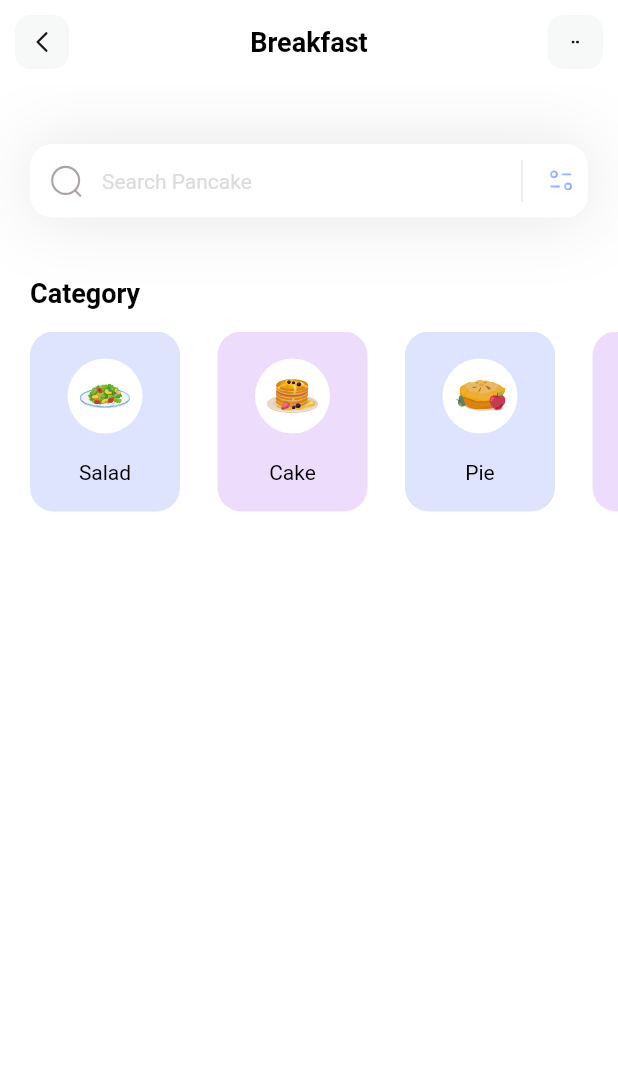
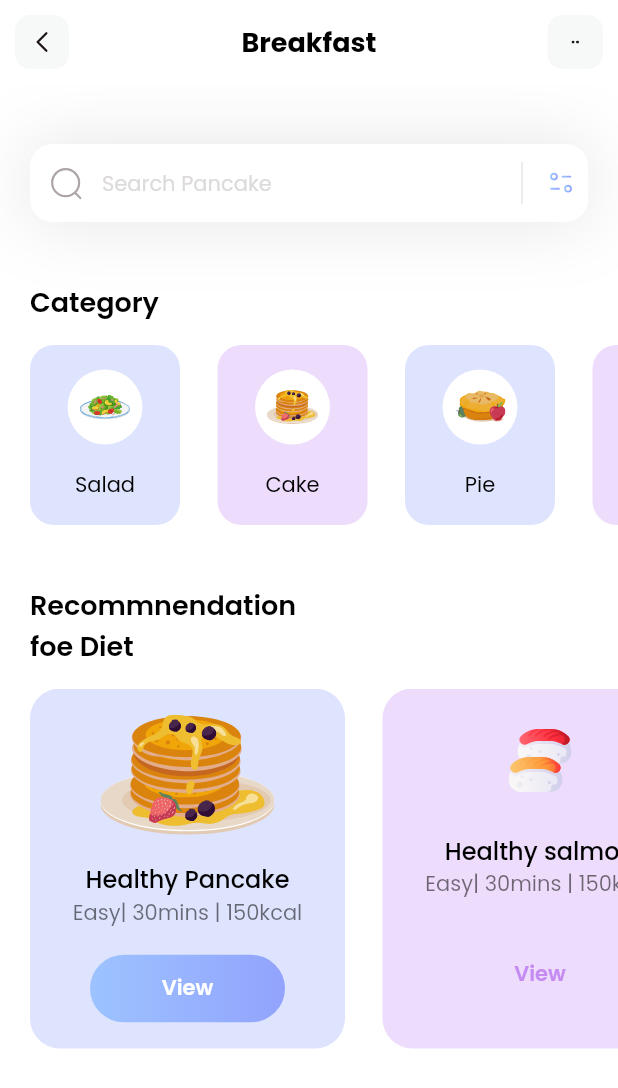
Before and after one commit to dmptv/fitness, a Flutter app: the HomePage screen opened directly, on a phone screen of 412 x 824 dp. Shown: the top 1088 px of the screen. Run offline on Flutter 3.47's test engine with Material 2 defaults, Android fonts, the phone set to English and light mode, and no system bars; our stand-ins replace flutter_svg.

Commit message:
diet section

```diff
--- a/lib/main.dart
+++ b/lib/main.dart
@@ -14,13 +14,13 @@ class MyApp extends StatelessWidget {
   @override
   Widget build(BuildContext context) {
     // return MaterialApp(home: MyHomePageExample());
-    return MaterialApp(home: SeparatedListViewExample());
+    // return MaterialApp(home: SeparatedListViewExample());
 
-  //   return MaterialApp(
-  //     debugShowCheckedModeBanner: false,
-  //     theme: ThemeData(fontFamily: 'Poppins'),
-  //     home: HomePage(),
-  //   );
+    return MaterialApp(
+      debugShowCheckedModeBanner: false,
+      theme: ThemeData(fontFamily: 'Poppins'),
+      home: HomePage(),
+    );
 
   }
 }
--- /dev/null
+++ b/lib/models/diet_model.dart
@@ -0,0 +1,75 @@
+import 'package:flutter/material.dart';
+
+class DietModel {
+  String name;
+  String iconPath;
+  String level;
+  String duration;
+  String calorie;
+  Color boxColor;
+  bool viewIsSelected;
+
+  DietModel({
+    required this.name,
+    required this.iconPath,
+    required this.level,
+    required this.duration,
+    required this.calorie,
+    required this.boxColor,
+    required this.viewIsSelected
+  });
+
+  static List<DietModel> getDiets() {
+    List<DietModel> diets = [];
+
+    diets.add(
+      DietModel(
+        name: "Healthy Pancake",
+        iconPath: "assets/icons/honey-pancakes.svg",
+        level: "Easy",
+        duration: "30mins",
+        calorie: "150kcal",
+        boxColor: Color(0xff92A3FD),
+        viewIsSelected: true
+      )
+    );
+
+    diets.add(
+      DietModel(
+        name: "Healthy salmon",
+        iconPath: "assets/icons/salmon-nigiri.svg",
+        level: "Easy",
+        duration: "30mins",
+        calorie: "150kcal",
+        boxColor: Color(0xffC58BF2),
+        viewIsSelected: false
+      )
+    );
+
+    diets.add(
+      DietModel(
+        name: "Healthy blueberry",
+        iconPath: "assets/icons/blueberry-pancake.svg",
+        level: "Easy",
+        duration: "30mins",
+        calorie: "150kcal",
+        boxColor: Color(0xff92A3FD),
+        viewIsSelected: false
+      )
+    );
+
+    diets.add(
+      DietModel(
+        name: "Healthy Canai",
+        iconPath: "assets/icons/canai-bread.svg",
+        level: "Easy",
+        duration: "30mins",
+        calorie: "150kcal",
+        boxColor: Color(0xffC58BF2),
+        viewIsSelected: false
+      )
+    );
+
+    return diets;
+  }
+}
--- a/lib/pages/home.dart
+++ b/lib/pages/home.dart
@@ -1,4 +1,5 @@
 import 'package:fitness/models/category_model.dart';
+import 'package:fitness/models/diet_model.dart';
 import 'package:flutter/material.dart';
 import 'package:flutter_svg/flutter_svg.dart';
 import 'package:flutter/cupertino.dart';
@@ -12,14 +13,17 @@ class HomePage extends StatefulWidget {
 
 class _HomePageState extends State<HomePage> {
   List<CategoryModel> categories = [];
+  List<DietModel> diets = [];
 
-  void _getCategories() {
+  void _getInitialInfo() {
     categories = CategoryModel.getCategories();
+    diets = DietModel.getDiets();
   }
 
   @override
   Widget build(BuildContext context) {
-    _getCategories();
+    _getInitialInfo();
+
     return Scaffold(
       appBar: appBar(),
       backgroundColor: Colors.white,
@@ -28,7 +32,96 @@ class _HomePageState extends State<HomePage> {
         children: [
           _searchField(),
           SizedBox(height: 40),
-          _categoriesSection()
+          _categoriesSection(),
+          SizedBox(height: 40),
+          Column(
+            crossAxisAlignment: CrossAxisAlignment.start ,
+            children: [
+              Padding(
+                padding: const EdgeInsets.only(left: 20),
+                child: Text(
+                  'Recommnendation\nfoe Diet',
+                  style: TextStyle(
+                    color: Colors.black,
+                    fontSize: 18,
+                    fontWeight: FontWeight.w600
+                  ),
+                  ),
+              ),
+              SizedBox(height: 15),
+              Container(
+                color: Colors.white,
+                height: 240,
+                child: ListView.separated(
+                    itemBuilder: (context, index) {
+                      return Container(
+                        width: 210,
+                         decoration: BoxDecoration(
+                          color: diets[index].boxColor.withOpacity(0.3),
+                          borderRadius: BorderRadius.circular(20)
+                         ),
+                         child: Column(
+                          mainAxisAlignment: MainAxisAlignment.spaceEvenly,
+                          children: [
+                            SvgPicture.asset(diets[index].iconPath),
+                            Column(
+                              children: [
+                                Text(
+                                  diets[index].name,
+                                  style: TextStyle(
+                                    fontWeight: FontWeight.w500,
+                                    color: Colors.black,
+                                    fontSize: 16
+                                  ),
+                                ),
+                                Text(
+                              diets[index].level + '| ' + diets[index].duration
+                              + ' | ' + diets[index].calorie,
+                              style: TextStyle(
+                                color: Colors.black54,
+                                fontSize: 14,
+                                fontWeight: FontWeight.w400
+                              ),
+                            ),
+                              ],
+                            ),
+                            Container(
+                              height: 45,
+                              width: 130,
+                              child: Center(
+                                child: Text(
+                                  'View',
+                                  style: TextStyle(
+                                    color: diets[index].viewIsSelected ? Colors.white : Color(0xffC58BF2),
+                                    fontWeight: FontWeight.w600,
+                                    fontSize: 14
+                                  ),
+                                ),
+                              ),
+                              decoration: BoxDecoration(
+                                gradient: LinearGradient(
+                                  colors: [
+                                    diets[index].viewIsSelected ? Color(0xff9DC3FF) : Colors.transparent,
+                                    diets[index].viewIsSelected ? Color(0xff92A3FD) : Colors.transparent
+                                  ]
+                                ),
+                                borderRadius: BorderRadius.circular(50)
+                              ),
+                            )
+                         ]),
+                      );
+                    },
+                    separatorBuilder: (context, index) => SizedBox(width: 25,),
+                    itemCount: diets.length,
+                    scrollDirection: Axis.horizontal,
+                    padding: EdgeInsets.only(
+                      left: 20,
+                      right: 20
+                    ),
+                    ),
+              )
+            ],
+          )
         ],
       ),
     );
```
